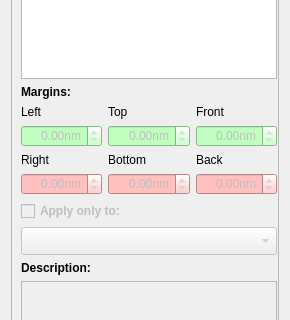
The window that Plugins/CountingFrame/Panel.ui (FelixdelasPozas/EspINA) describes before a commit, drawn with Qt 5; both pictures show x 0 to 290 and y 154 to 474 of the 290 by 811 pixel window.
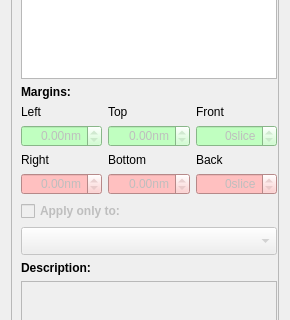
The same window after the commit. Icons and pictures are not drawn. Custom widgets are drawn as their Qt base class.

What changed in the file:
```diff
--- a/Plugins/CountingFrame/Panel.ui
+++ b/Plugins/CountingFrame/Panel.ui
@@ -132,11 +132,14 @@
             <set>Qt::AlignRight|Qt::AlignTrailing|Qt::AlignVCenter</set>
            </property>
            <property name="suffix">
-            <string>nm</string>
+            <string>slice</string>
            </property>
-           <property name="maximum">
+           <property name="decimals">
             <number>0</number>
            </property>
+           <property name="maximum">
+            <double>0.000000000000000</double>
+           </property>
           </widget>
          </item>
          <item row="6" column="2">
@@ -151,11 +154,14 @@
             <set>Qt::AlignRight|Qt::AlignTrailing|Qt::AlignVCenter</set>
            </property>
            <property name="suffix">
-            <string>nm</string>
+            <string>slice</string>
            </property>
-           <property name="maximum">
+           <property name="decimals">
             <number>0</number>
            </property>
+           <property name="maximum">
+            <double>0.000000000000000</double>
+           </property>
           </widget>
          </item>
          <item row="6" column="1">
```
Left out of the diff: 8 changed lines with no effect on the pictures.
